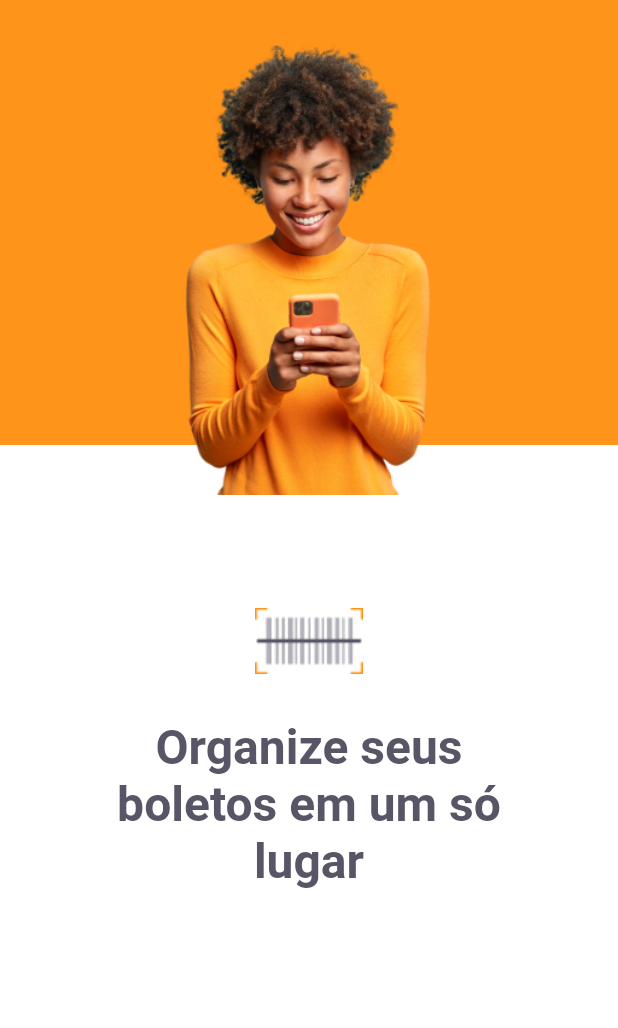
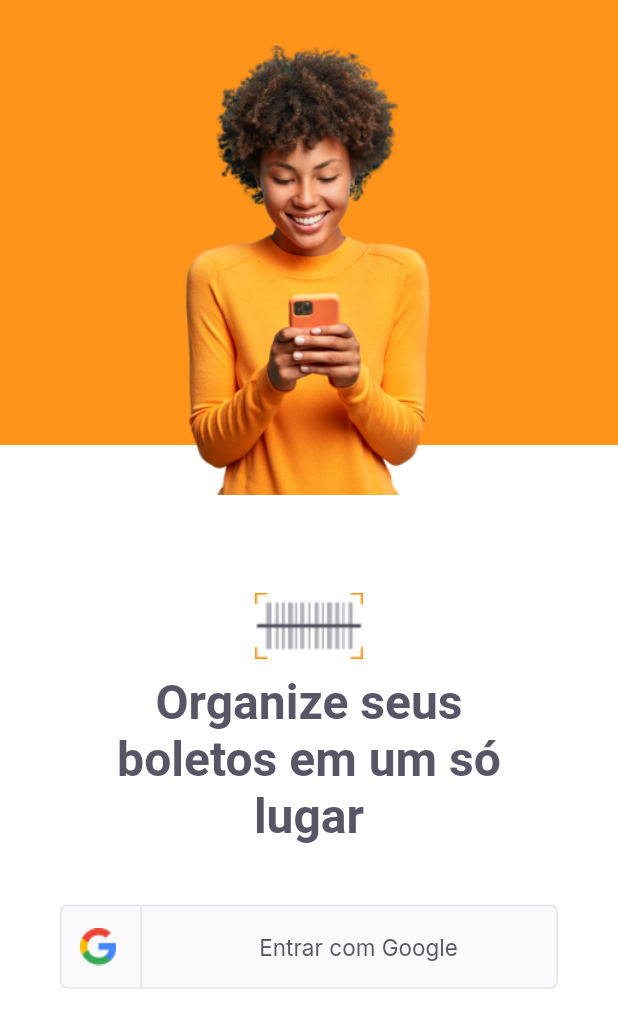
Before and after one commit to D-Sabino/Payflow, a Flutter app: the screen it shows after launch, on a phone screen of 412 x 824 dp. Shown: the top 1028 px of the screen. Run offline on Flutter 3.47's test engine with Material 2 defaults, Android fonts, the phone set to English and light mode, and no system bars; our stand-ins replace google_fonts; missing offline and left inert: dart:ffi.

Commit message:
Conclusão, tela de login
Inclusão do botão "Login com Google"

```diff
--- /dev/null
+++ b/payflow/lib/modules/home/home_page.dart
@@ -0,0 +1,14 @@
+import 'package:flutter/material.dart';
+
+class HomePage extends StatelessWidget {
+  const HomePage({Key? key}) : super(key: key);
+
+  @override
+  Widget build(BuildContext context) {
+    return Scaffold(
+      appBar: AppBar(
+        title: Text("HomePage"),
+      ),
+    );
+  }
+}
--- a/payflow/lib/modules/login/login_page.dart
+++ b/payflow/lib/modules/login/login_page.dart
@@ -2,6 +2,7 @@ import 'package:flutter/material.dart';
 import 'package:payflow/shared/themes/app_colors.dart';
 import 'package:payflow/shared/themes/app_images.dart';
 import 'package:payflow/shared/themes/app_text_styles.dart';
+import 'package:payflow/shared/widgets/social_login/social_login_button.dart';
 
 class LoginPage extends StatefulWidget {
   const LoginPage({Key? key}) : super(key: key);
@@ -37,7 +38,7 @@ class _LoginPageState extends State<LoginPage> {
                   height: 300,
                 )),
             Positioned(
-              bottom: size.height * 0.28,
+              bottom: size.height * 0.2,
               left: 0,
               right: 0,
               child: Column(
@@ -47,11 +48,23 @@ class _LoginPageState extends State<LoginPage> {
                   Image.asset(AppImages.logomini),
                   Padding(
                     padding:
-                        const EdgeInsets.only(top: 30, left: 70, right: 70),
+                        const EdgeInsets.only(top: 10, left: 70, right: 70),
                     child: Text(
                       "Organize seus boletos em um só lugar",
                       textAlign: TextAlign.center,
                       style: TextStyles.titleHome,
+                    ),
+                  ),
+                  Padding(
+                    padding: const EdgeInsets.only(
+                      left: 40,
+                      right: 40,
+                      top: 40,
+                    ),
+                    child: SocialLoginButton(
+                      onTap: () {
+                        print("clicou!");
+                      },
                     ),
                   )
                 ],
--- /dev/null
+++ b/payflow/lib/shared/widgets/social_login/social_login_button.dart
@@ -0,0 +1,60 @@
+import 'package:flutter/material.dart';
+import 'package:payflow/shared/themes/app_colors.dart';
+import 'package:payflow/shared/themes/app_images.dart';
+import 'package:payflow/shared/themes/app_text_styles.dart';
+
+class SocialLoginButton extends StatelessWidget {
+  final VoidCallback onTap;
+  const SocialLoginButton({Key? key, required this.onTap}) : super(key: key);
+
+  @override
+  Widget build(BuildContext context) {
+    return InkWell(
+      onTap: onTap,
+      child: Container(
+        height: 56,
+        decoration: BoxDecoration(
+            color: AppColors.shape,
+            borderRadius: BorderRadius.circular(5),
+            border: Border.fromBorderSide(
+              BorderSide(
+                color: AppColors.stroke,
+              ),
+            )),
+        child: Row(
+          children: [
+            Expanded(
+                flex: 1,
+                child: Row(
+                  mainAxisAlignment: MainAxisAlignment.center,
+                  children: [
+                    Image.asset(AppImages.google),
+                    SizedBox(
+                      width: 16,
+                    ),
+                    Container(
+                      height: 56,
+                      width: 1,
+                      color: AppColors.stroke,
+                    )
+                  ],
+                )),
+            Expanded(
+              flex: 4,
+              child: Row(
+                mainAxisAlignment: MainAxisAlignment.center,
+                children: [
+                  Text(
+                    "Entrar com Google",
+                    style: TextStyles.buttonGrey,
+                  ),
+                ],
+              ),
+            ),
+            //Expanded(child: Container())
+          ],
+        ),
+      ),
+    );
+  }
+}
```
